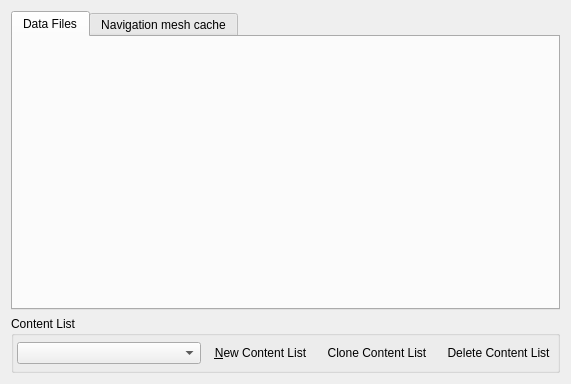
Before: the Qt Designer form files/ui/datafilespage.ui in sunhawken/openmw, drawn with Qt 5.
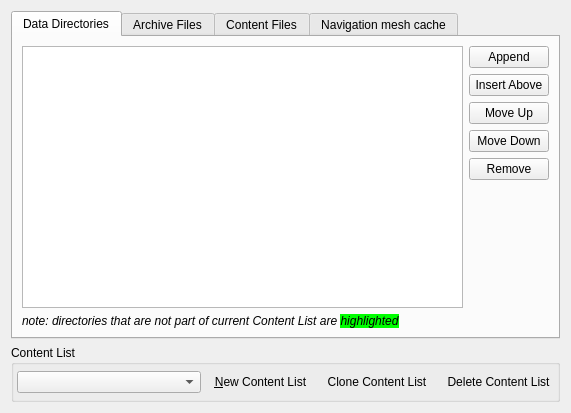
After: the same form once the commit is applied. The open tabs and pages were chosen to show the change. Icons and pictures are not drawn. Custom widgets are drawn as their Qt base class.

Commit message: Add 3 tabs in the "Data Files" page 1 with the data directories 2 with the BSA archives 3 with the content selector

```diff
--- a/files/ui/datafilespage.ui
+++ b/files/ui/datafilespage.ui
@@ -21,10 +21,128 @@
      </property>
      <widget class="QWidget" name="tab">
       <attribute name="title">
-       <string>Data Files</string>
+       <string>Data Directories</string>
       </attribute>
-      <layout class="QVBoxLayout" name="verticalLayout_4">
-       <item>
+      <layout class="QGridLayout" name="dirTabLayout">
+       <item row="0" column="0" rowspan="26">
+        <widget class="QListWidget" name="directoryListWidget">
+         <property name="dragDropMode">
+          <enum>QAbstractItemView::InternalMove</enum>
+         </property>
+        </widget>
+       </item>
+       <item row="0" column="1">
+        <widget class="QPushButton" name="directoryAddSubdirsButton">
+         <property name="toolTip">
+          <string>Scan directories for likely data directories and append them at the end of the list.</string>
+         </property>
+         <property name="text">
+          <string>Append</string>
+         </property>
+        </widget>
+       </item>
+       <item row="1" column="1">
+        <widget class="QPushButton" name="directoryInsertButton">
+         <property name="toolTip">
+          <string>Scan directories for likely data directories and insert them above the selected position</string>
+         </property>
+         <property name="text">
+          <string>Insert Above</string>
+         </property>
+        </widget>
+       </item>
+       <item row="2" column="1">
+        <widget class="QPushButton" name="directoryUpButton">
+         <property name="toolTip">
+          <string>Move selected directory one position up</string>
+         </property>
+         <property name="text">
+          <string>Move Up</string>
+         </property>
+        </widget>
+       </item>
+       <item row="3" column="1">
+        <widget class="QPushButton" name="directoryDownButton">
+         <property name="toolTip">
+          <string>Move selected directory one position down</string>
+         </property>
+         <property name="text">
+          <string>Move Down</string>
+         </property>
+        </widget>
+       </item>
+       <item row="4" column="1">
+        <widget class="QPushButton" name="directoryRemoveButton">
+         <property name="toolTip">
+          <string>Remove selected directory</string>
+         </property>
+         <property name="text">
+          <string>Remove</string>
+         </property>
+        </widget>
+       </item>
+       <item row="27" column="0" colspan="2">
+        <widget class="QLabel" name="label">
+         <property name="sizePolicy">
+          <sizepolicy hsizetype="Expanding" vsizetype="Minimum">
+           <horstretch>0</horstretch>
+           <verstretch>0</verstretch>
+          </sizepolicy>
+         </property>
+         <property name="text">
+          <string>&lt;html&gt;&lt;head/&gt;&lt;body&gt;&lt;p&gt;&lt;span style=&quot; font-style:italic;&quot;&gt;note: directories that are not part of current Content List are &lt;/span&gt;&lt;span style=&quot; font-style:italic; background-color:#00ff00;&quot;&gt;highlighted&lt;/span&gt;&lt;/p&gt;&lt;/body&gt;&lt;/html&gt;</string>
+         </property>
+        </widget>
+       </item>
+      </layout>
+     </widget>
+     <widget class="QWidget" name="archiveTab">
+      <attribute name="title">
+       <string>Archive Files</string>
+      </attribute>
+      <layout class="QGridLayout" name="archiveTabLayout">
+       <item row="0" column="0" rowspan="26">
+        <widget class="QListWidget" name="archiveListWidget">
+         <property name="dragDropMode">
+          <enum>QAbstractItemView::InternalMove</enum>
+         </property>
+        </widget>
+       </item>
+       <item row="0" column="1">
+        <widget class="QPushButton" name="archiveUpButton">
+         <property name="toolTip">
+          <string>Move selected archive one position up</string>
+         </property>
+         <property name="text">
+          <string>Move Up</string>
+         </property>
+        </widget>
+       </item>
+       <item row="1" column="1">
+        <widget class="QPushButton" name="archiveDownButton">
+         <property name="toolTip">
+          <string>Move selected archive one position down</string>
+         </property>
+         <property name="text">
+          <string>Move Down</string>
+         </property>
+        </widget>
+       </item>
+       <item row="27" column="0" colspan="2">
+        <widget class="QLabel" name="label_2">
+         <property name="text">
+          <string>&lt;html&gt;&lt;head/&gt;&lt;body&gt;&lt;p&gt;&lt;span style=&quot; font-style:italic;&quot;&gt;note: archives that are not part of current Content List are &lt;/span&gt;&lt;span style=&quot; font-style:italic; background-color:#00ff00;&quot;&gt;highlighted&lt;/span&gt;&lt;/p&gt;&lt;/body&gt;&lt;/html&gt;</string>
+         </property>
+        </widget>
+       </item>
+      </layout>
+     </widget>
+     <widget class="QWidget" name="dataTab">
+      <attribute name="title">
+       <string>Content Files</string>
+      </attribute>
+      <layout class="QGridLayout" name="dataTabLayout">
+       <item row="0" column="0">
         <widget class="QWidget" name="contentSelectorWidget" native="true"/>
        </item>
       </layout>
```
Left out of the diff: 11 changed lines with no effect on the pictures. The commit also changes 13 other files.
